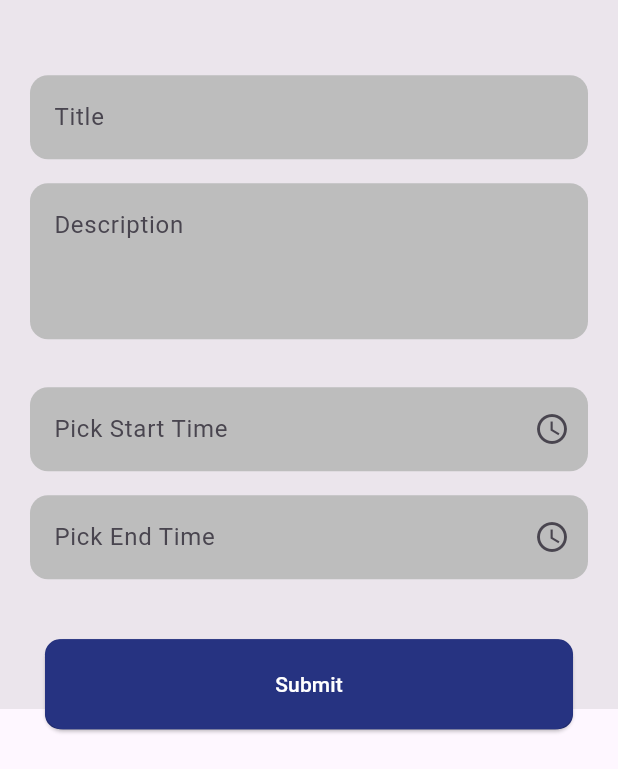
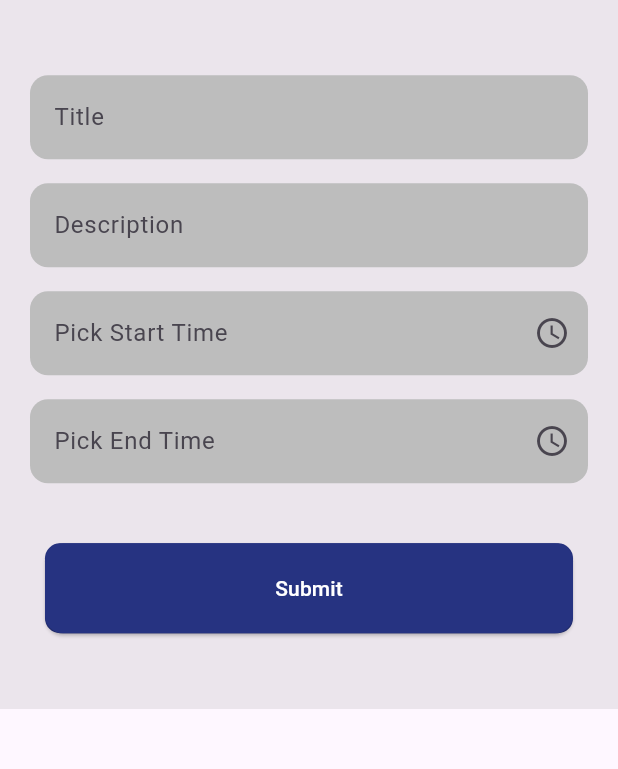
Before and after one commit to moha-shiine/Todo-Task, a Flutter app: the DateTimePickerWithStartEndTime screen opened directly, on a phone screen of 412 x 824 dp, the part 467-1236 px from its top. Run offline on Flutter 3.47's test engine with Material 3 defaults, Android fonts, the phone set to English and light mode, and no system bars; drawn by our look-alikes of easy_date_timeline; our stand-ins replace flutter_iconly, gap.

Commit message:
textfield wdget

```diff
--- a/lib/app/addData.dart
+++ b/lib/app/addData.dart
@@ -83,53 +83,16 @@ class _DateTimePickerWithStartEndTimeState
                           fontWeight: FontWeight.w700),
                     ),
                     Gap(50),
-                    TextField(
+                    TextFeildWidget(
+                      hinText: 'Title',
                       controller: _titleController,
-                      decoration: InputDecoration(
-                        hintText: "Title",
+                    ),
 
-                        border: OutlineInputBorder(
-                            borderSide: BorderSide.none,
-                            borderRadius: BorderRadius.circular(12)),
-                        enabled: true,
-                        enabledBorder: OutlineInputBorder(
-                            borderSide: BorderSide.none,
-                            borderRadius: BorderRadius.circular(12)),
-                        fillColor: Colors.grey.shade400,
-                        filled: true,
-                        focusedBorder: OutlineInputBorder(
-                            borderSide: BorderSide.none,
-                            borderRadius: BorderRadius.circular(12)),
-                        //  suffixIcon: Icon(Icons.access_time),
-                      ),
+                    SizedBox(height: 16),
+                    TextFeildWidget(
+                      hinText: 'Description',
+                      controller: _descriptionController,
                     ),
-                    SizedBox(height: 16),
-
-                    // Description Field
-                    TextField(
-                      minLines: 3,
-                      // maxLength: 2,
-                      controller: _descriptionController,
-                      decoration: InputDecoration(
-                        hintText: "Description",
-
-                        border: OutlineInputBorder(
-                            borderSide: BorderSide.none,
-                            borderRadius: BorderRadius.circular(12)),
-                        enabled: true,
-                        enabledBorder: OutlineInputBorder(
-                            borderSide: BorderSide.none,
-                            borderRadius: BorderRadius.circular(12)),
-                        fillColor: Colors.grey.shade400,
-                        filled: true,
-                        focusedBorder: OutlineInputBorder(
-                            borderSide: BorderSide.none,
-                            borderRadius: BorderRadius.circular(12)),
-                        // suffixIcon: Icon(Icons.access_time),
-                      ),
-                      maxLines: 3,
-                    ),
-                    SizedBox(height: 16),
 
                     SizedBox(height: 16),
 
--- a/lib/widget/TextField.dart
+++ b/lib/widget/TextField.dart
@@ -5,11 +5,11 @@ class TextFeildWidget extends StatelessWidget {
       {super.key,
       required this.hinText,
       this.preficicon,
-      required this.onTap,
+      this.onTap,
       required this.controller});
   final String hinText;
   final IconData? preficicon;
-  final VoidCallback onTap;
+  final VoidCallback? onTap;
   final TextEditingController controller;
 
   @override
```
